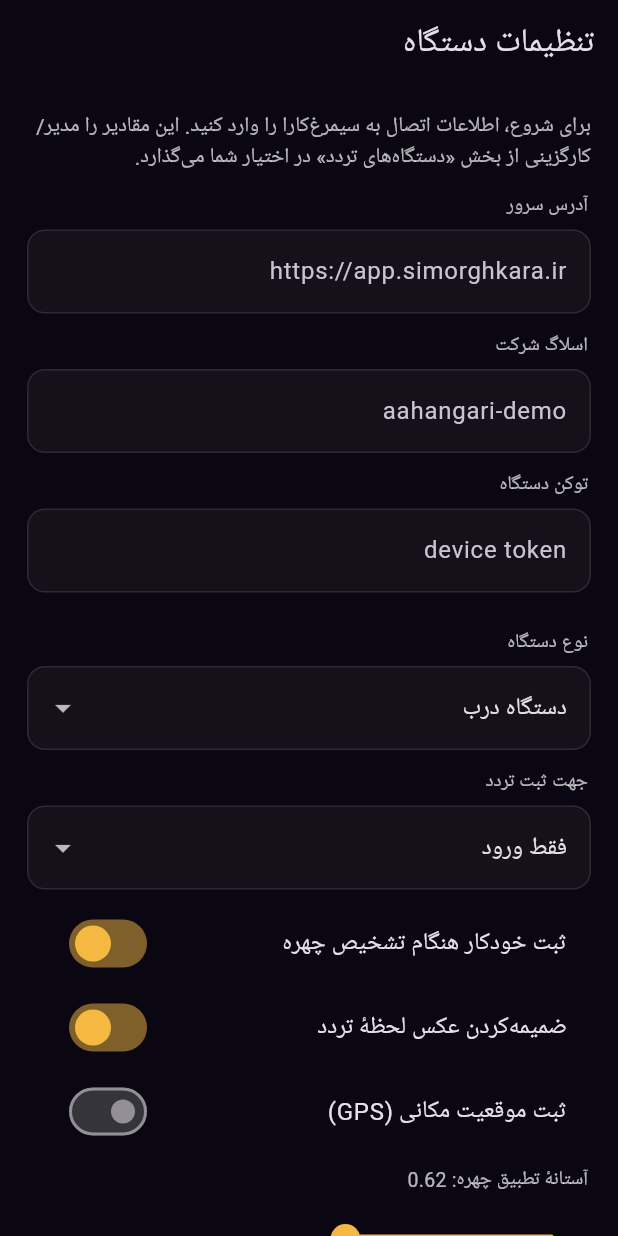
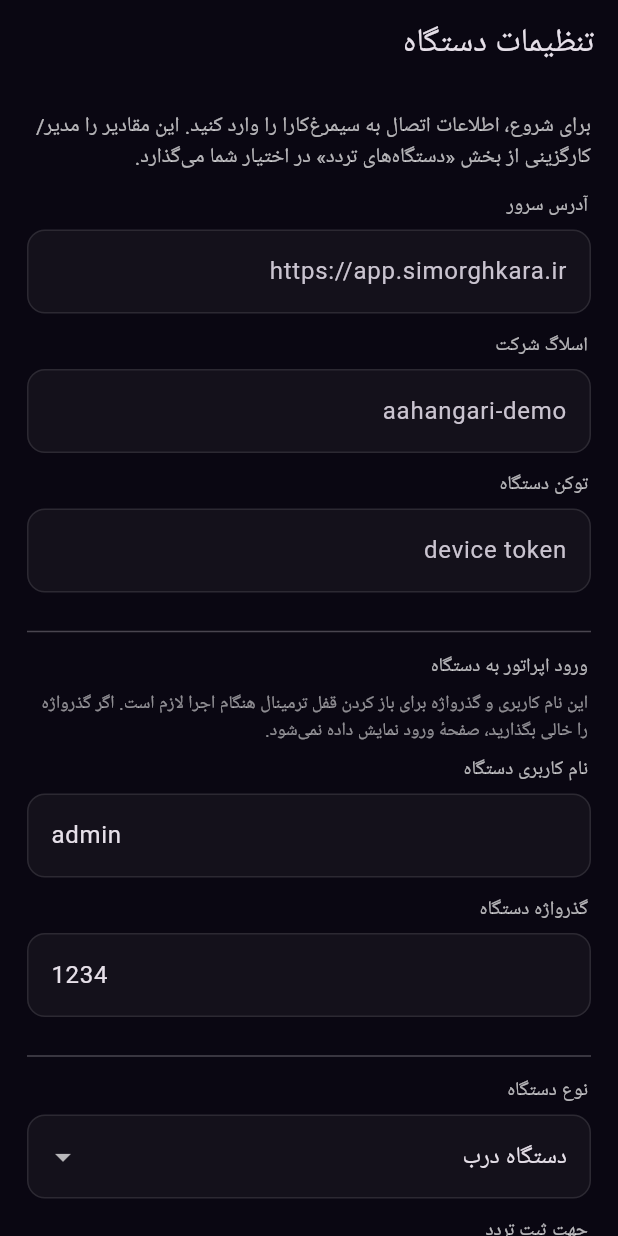
Before and after one commit to shahram-tabasi/simorgh-device, a Flutter app: the screen it shows after launch, on a phone screen of 412 x 824 dp. Run offline on Flutter 3.47's test engine with Material 3 defaults, Android fonts, the phone set to English and light mode, and no system bars; our stand-ins replace camera, geolocator, shared_preferences; missing offline and left inert: google_mlkit_face_detection, tflite_flutter.

```diff
--- a/lib/main.dart
+++ b/lib/main.dart
@@ -3,6 +3,7 @@ import 'package:flutter/services.dart';
 
 import 'src/config/app_config.dart';
 import 'src/config/config_store.dart';
+import 'src/ui/login_screen.dart';
 import 'src/ui/settings_screen.dart';
 import 'src/ui/terminal_screen.dart';
 import 'src/ui/theme.dart';
@@ -29,10 +30,28 @@ class SimorghDeviceApp extends StatefulWidget {
 class _SimorghDeviceAppState extends State<SimorghDeviceApp> {
   late AppConfig _config = widget.initialConfig;
   final _store = ConfigStore();
+  bool _loggedIn = false;
 
   Future<void> _onConfigChanged(AppConfig c) async {
     await _store.save(c);
     setState(() => _config = c);
+  }
+
+  Widget _home() {
+    if (!_config.isConfigured) {
+      return SettingsScreen(
+        config: _config,
+        onSaved: _onConfigChanged,
+        firstRun: true,
+      );
+    }
+    if (_config.loginEnabled && !_loggedIn) {
+      return LoginScreen(
+        config: _config,
+        onSuccess: () => setState(() => _loggedIn = true),
+      );
+    }
+    return TerminalScreen(config: _config, onConfigChanged: _onConfigChanged);
   }
 
   @override
@@ -47,13 +66,7 @@ class _SimorghDeviceAppState extends State<SimorghDeviceApp> {
         textDirection: TextDirection.rtl,
         child: child ?? const SizedBox.shrink(),
       ),
-      home: _config.isConfigured
-          ? TerminalScreen(config: _config, onConfigChanged: _onConfigChanged)
-          : SettingsScreen(
-              config: _config,
-              onSaved: _onConfigChanged,
-              firstRun: true,
-            ),
+      home: _home(),
     );
   }
 }
--- a/lib/src/config/app_config.dart
+++ b/lib/src/config/app_config.dart
@@ -48,6 +48,8 @@ class AppConfig {
     this.attachGps = false,
     this.autoCapture = true,
     this.matchThreshold = 0.62,
+    this.adminUser = 'admin',
+    this.adminPass = '1234',
   });
 
   /// e.g. https://app.simorghkara.ir  (no trailing slash needed)
@@ -68,6 +70,17 @@ class AppConfig {
   /// client-side guard before sending (server also enforces its own threshold)
   final double matchThreshold;
 
+  /// operator credentials required to unlock this terminal on launch.
+  final String adminUser;
+  final String adminPass;
+
+  /// whether the terminal is locked behind the login screen on launch.
+  bool get loginEnabled => adminPass.trim().isNotEmpty;
+
+  /// validate operator credentials entered on the login screen.
+  bool checkLogin(String user, String pass) =>
+      user.trim() == adminUser.trim() && pass == adminPass;
+
   bool get isConfigured =>
       baseUrl.trim().isNotEmpty &&
       slug.trim().isNotEmpty &&
@@ -83,6 +96,8 @@ class AppConfig {
     bool? attachGps,
     bool? autoCapture,
     double? matchThreshold,
+    String? adminUser,
+    String? adminPass,
   }) {
     return AppConfig(
       baseUrl: baseUrl ?? this.baseUrl,
@@ -94,6 +109,8 @@ class AppConfig {
       attachGps: attachGps ?? this.attachGps,
       autoCapture: autoCapture ?? this.autoCapture,
       matchThreshold: matchThreshold ?? this.matchThreshold,
+      adminUser: adminUser ?? this.adminUser,
+      adminPass: adminPass ?? this.adminPass,
     );
   }
 }
--- a/lib/src/config/config_store.dart
+++ b/lib/src/config/config_store.dart
@@ -13,6 +13,8 @@ class ConfigStore {
   static const _kGps = 'attach_gps';
   static const _kAuto = 'auto_capture';
   static const _kThreshold = 'match_threshold';
+  static const _kAdminUser = 'admin_user';
+  static const _kAdminPass = 'admin_pass';
 
   Future<AppConfig> load() async {
     final p = await SharedPreferences.getInstance();
@@ -26,6 +28,8 @@ class ConfigStore {
       attachGps: p.getBool(_kGps) ?? false,
       autoCapture: p.getBool(_kAuto) ?? true,
       matchThreshold: p.getDouble(_kThreshold) ?? 0.62,
+      adminUser: p.getString(_kAdminUser) ?? 'admin',
+      adminPass: p.getString(_kAdminPass) ?? '1234',
     );
   }
 
@@ -40,5 +44,7 @@ class ConfigStore {
     await p.setBool(_kGps, c.attachGps);
     await p.setBool(_kAuto, c.autoCapture);
     await p.setDouble(_kThreshold, c.matchThreshold);
+    await p.setString(_kAdminUser, c.adminUser.trim());
+    await p.setString(_kAdminPass, c.adminPass);
   }
 }
--- a/lib/src/ui/settings_screen.dart
+++ b/lib/src/ui/settings_screen.dart
@@ -23,6 +23,8 @@ class _SettingsScreenState extends State<SettingsScreen> {
   late final _baseUrl = TextEditingController(text: widget.config.baseUrl);
   late final _slug = TextEditingController(text: widget.config.slug);
   late final _token = TextEditingController(text: widget.config.deviceToken);
+  late final _adminUser = TextEditingController(text: widget.config.adminUser);
+  late final _adminPass = TextEditingController(text: widget.config.adminPass);
   late String _kind = widget.config.deviceKind;
   late PunchDirection _dir = widget.config.direction;
   late bool _photo = widget.config.attachPhoto;
@@ -36,6 +38,8 @@ class _SettingsScreenState extends State<SettingsScreen> {
     _baseUrl.dispose();
     _slug.dispose();
     _token.dispose();
+    _adminUser.dispose();
+    _adminPass.dispose();
     super.dispose();
   }
 
@@ -59,6 +63,8 @@ class _SettingsScreenState extends State<SettingsScreen> {
       attachGps: _gps,
       autoCapture: _auto,
       matchThreshold: _threshold,
+      adminUser: _adminUser.text.trim().isEmpty ? 'admin' : _adminUser.text,
+      adminPass: _adminPass.text,
     );
     await widget.onSaved(c);
     if (!mounted) return;
@@ -87,7 +93,18 @@ class _SettingsScreenState extends State<SettingsScreen> {
           _field(_baseUrl, 'آدرس سرور', ltr: true, hint: 'https://app.simorghkara.ir'),
           _field(_slug, 'اسلاگ شرکت', ltr: true, hint: 'aahangari-demo'),
           _field(_token, 'توکن دستگاه', ltr: true, hint: 'device token'),
-          const SizedBox(height: 12),
+          const Divider(height: 28),
+          _label('ورود اپراتور به دستگاه'),
+          const Padding(
+            padding: EdgeInsets.only(bottom: 8, right: 2),
+            child: Text(
+              'این نام کاربری و گذرواژه برای باز کردن قفل ترمینال هنگام اجرا لازم است. اگر گذرواژه را خالی بگذارید، صفحهٔ ورود نمایش داده نمی‌شود.',
+              style: TextStyle(color: Colors.white54, fontSize: 12),
+            ),
+          ),
+          _field(_adminUser, 'نام کاربری دستگاه', ltr: true, hint: 'admin'),
+          _field(_adminPass, 'گذرواژه دستگاه', ltr: true, hint: '••••'),
+          const Divider(height: 28),
           _label('نوع دستگاه'),
           DropdownButtonFormField<String>(
             value: _kind,
```
Also changed, not shown: lib/src/api/api_client.dart (+8 -2 lines), lib/src/ui/enroll_screen.dart (+26 -6 lines), lib/src/ui/login_screen.dart (added, +126 -0 lines), lib/src/ui/manual_punch_screen.dart (+26 -6 lines), 1 other file.
